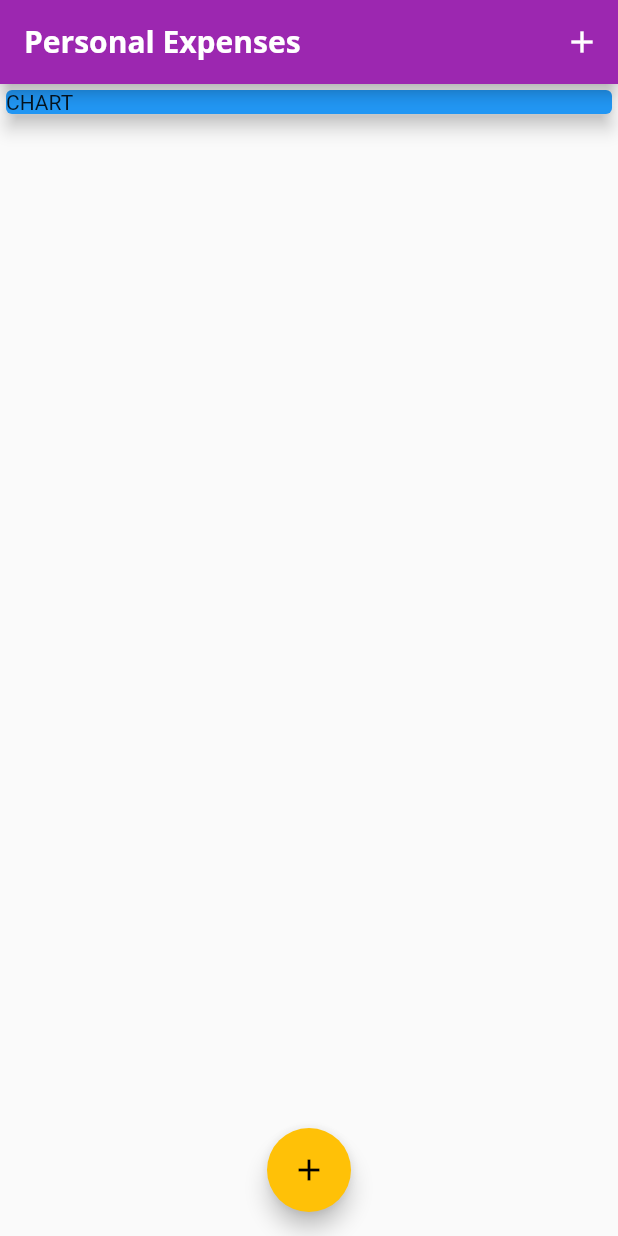
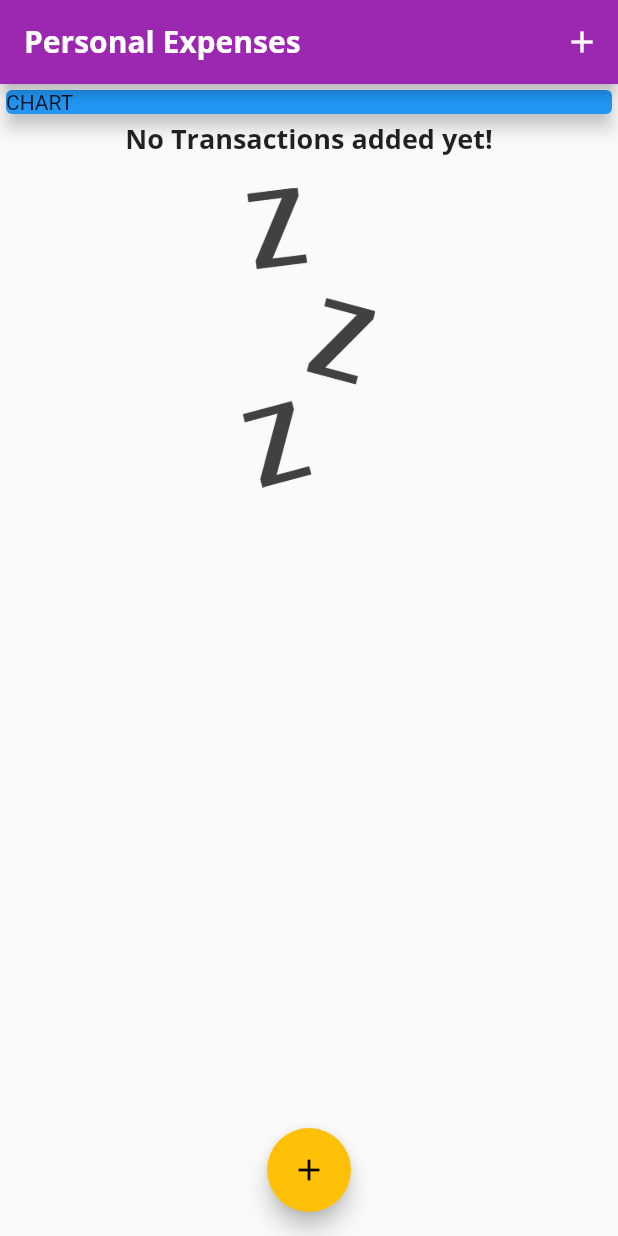
Before and after one commit to CliffordTeneng/pexpenses_app, a Flutter app: the screen it shows after launch, on a phone screen of 412 x 824 dp. Run offline on Flutter 3.47's test engine with Material 2 defaults, Android fonts, the phone set to English and light mode, and no system bars.

```diff
--- a/lib/widgets/transation_list.dart
+++ b/lib/widgets/transation_list.dart
@@ -10,7 +10,25 @@ class TransactionList extends StatelessWidget {
   Widget build(BuildContext context) {
     return Container(
       height: 300,
-      child: ListView.builder(
+      child: transations.isEmpty
+          ? Column(
+              children: <Widget>[
+                Text(
+                  "No Transactions added yet!",
+                  style: Theme.of(context).textTheme.title,
+                ),
+                SizedBox(
+                  height: 20,
+                ),
+                Container(
+                    height: 200,
+                    child: Image.asset(
+                      "assets/images/waiting.png",
+                      fit: BoxFit.cover,
+                    )),
+              ],
+            )
+          : ListView.builder(
               itemBuilder: (ctx, index) {
                 return Card(
                   child: Row(
--- a/pubspec.yaml
+++ b/pubspec.yaml
@@ -42,8 +42,8 @@ flutter:
   uses-material-design: true
 
   # To add assets to your application, add an assets section, like this:
-  # assets:
-  #  - images/a_dot_burr.jpeg
+  assets:
+   - assets/images/waiting.png
   #  - images/a_dot_ham.jpeg
 
   # An image asset can refer to one or more resolution-specific "variants", see
```
Lines whose indentation alone changed are shown as unchanged.
